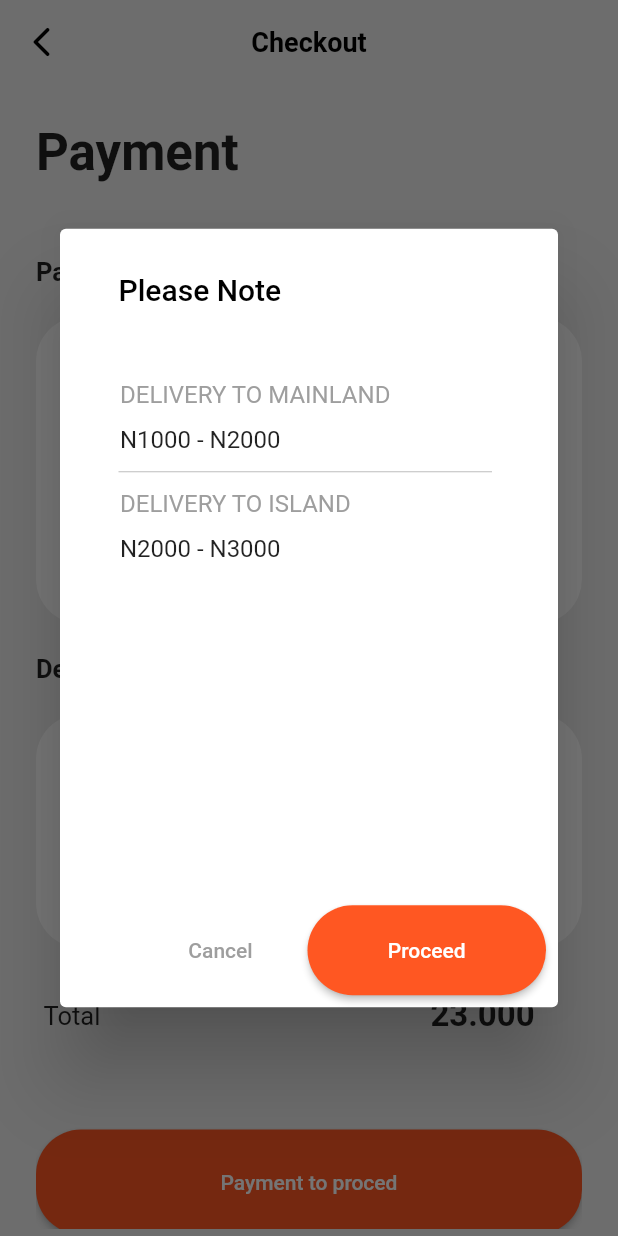
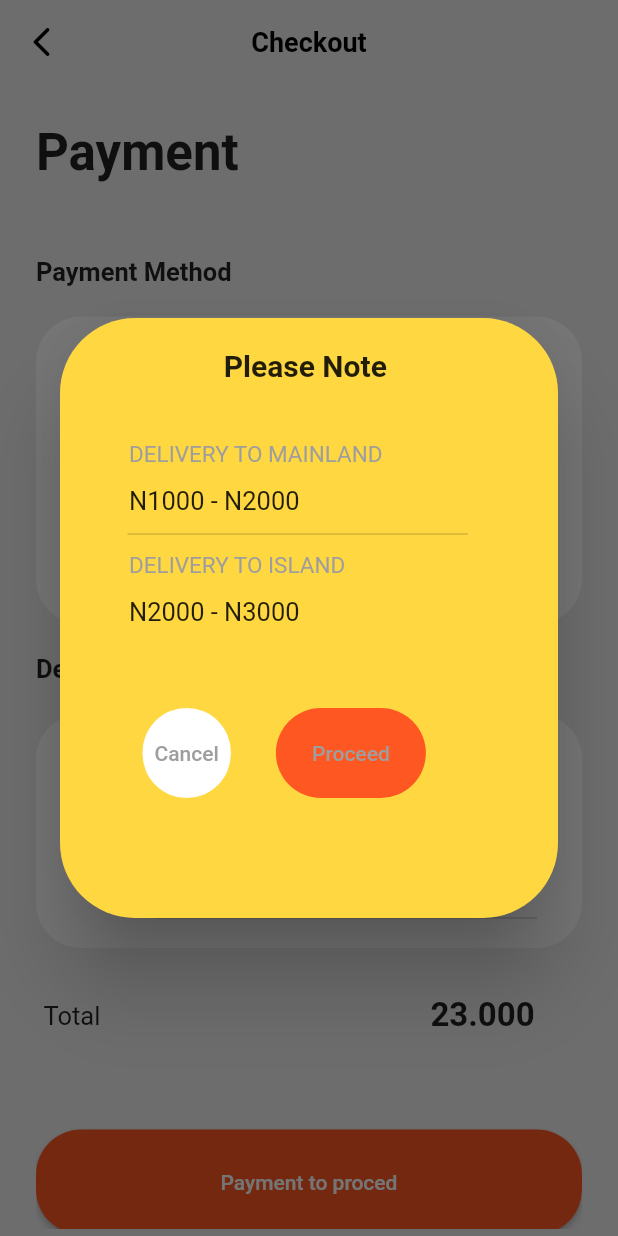
Before and after one commit to Daffayy/belajar_flutter_slicingUI, a Flutter app: the screen it shows after launch, after a tap on "Payment to proced", on a phone screen of 412 x 824 dp. Run offline on Flutter 3.47's test engine with Material 2 defaults, Android fonts, the light colour scheme and no system bars; Roboto replaces fonts that are missing (SFprotext, SFprotext/SF-Pro-Text-Regular, SFprotext/SF-Pro-Text-Semibold).

Commit message:
Feat : Dialog screen

```diff
--- a/lib/widget/confirm_button_widget.dart
+++ b/lib/widget/confirm_button_widget.dart
@@ -16,22 +16,28 @@ class ActionButtonConfirmWidget extends StatelessWidget {
           showDialog(
             context: context,
             builder: (context) {
-              return AlertDialog(
-                title: Padding(
-                  padding: EdgeInsets.symmetric(vertical: 5, horizontal: 15),
-                  child: Text(
-                    "Please Note",
-                    style: TextStyle(color: Color(0xff000000)),
+              return  Dialog(
+                shape: RoundedRectangleBorder(
+                    borderRadius: BorderRadius.circular(50.0)),
+                backgroundColor: Colors.amberAccent,
+                child: Container(
+                  height: 400.0,
+                  width: 500.0,
+                  child: Column(
+                    mainAxisSize: MainAxisSize.min,
+                    children: [
+                      SizedBox(height: 20,),
+                      Text("Please Note ", style: TextStyle
+                        (fontWeight: FontWeight.bold,
+                        fontSize: 20,
+                        fontFamily: "SFprotext/SF-Pro-Text-Regular",),),
+                      SizedBox(
+                        width: 10,
+                        height: 30,
                       ),
-                ),
-                content: Container(
-                  margin: EdgeInsets.only(top: 20),
-                  height: 322,
-                  width: 315,
-                  decoration: BoxDecoration(
-                    color: Color(0xffFFFFFF),
-                    borderRadius: BorderRadius.circular(80),
-                  ),
+                      Padding(
+                        padding: EdgeInsets.symmetric(vertical: 5, horizontal:
+                        30),
                         child: Column(
                           children: [
                             ListTile(
@@ -40,36 +46,41 @@ class ActionButtonConfirmWidget extends StatelessWidget {
                                   children: [
                                     Container(
                                       child: Text(
-                                  'DELIVERY TO MAINLAND ',
-                                  style: TextStyle(color: Colors.grey),
+                                        "DELIVERY TO MAINLAND",
+                                        style: TextStyle(fontSize: 15,fontFamily:"SFprotext/SF-Pro-Text-Regular" ,color:
+                                        Colors.grey),
                                       ),
                                     ),
                                     SizedBox(
                                       height: 30,
                                     ),
                                     Container(
-                                child: Text("N1000 - N2000"),
+                                      child: Text("N1000 - N2000", style:
+                                      TextStyle(fontSize: 17),),
                                     ),
                                   ],
                                 ),
                               ),
                             ),
-                      Divider(color: Colors.black26, indent: 15, endIndent: 20),
+                            Divider(color: Colors.black26, indent: 15,
+                                endIndent: 30),
                             ListTile(
                               title: Container(
                                 child: Wrap(
                                   children: [
                                     Container(
                                       child: Text(
-                                  'DELIVERY TO ISLAND ',
-                                  style: TextStyle(color: Colors.grey),
+                                        "DELIVERY TO ISLAND",
+                                        style: TextStyle(fontSize: 15,fontFamily:"SFprotext/SF-Pro-Text-Regular" ,color:
+                                        Colors.grey),
                                       ),
                                     ),
                                     SizedBox(
                                       height: 30,
                                     ),
                                     Container(
-                                child: Text("N2000 - N3000"),
+                                      child: Text("N2000 - N3000",style:
+                                      TextStyle(fontSize: 17),),
                                     ),
                                   ],
                                 ),
@@ -78,11 +89,25 @@ class ActionButtonConfirmWidget extends StatelessWidget {
                           ],
                         ),
                       ),
-                actions: [
-                  Container(
-                    child: TextButton(
-                      onPressed: () {
-                        print("Confrim cancel press");
+                      SizedBox(
+                        width: 50,
+                        height: 40,
+                      ),
+                      Padding(
+                        padding: EdgeInsets.symmetric(vertical: 5, horizontal:
+                        5),
+                        child: Container(
+                          padding: EdgeInsets.symmetric(horizontal: 50),
+                          child: Column(
+                            children: [
+                              Row(
+                                children: [
+                                  Column(
+                                    mainAxisAlignment: MainAxisAlignment.start,
+                                    children: [
+                                      TextButton(
+                                        onPressed: (){
+                                          print("Confirm cancel press");
                                           Navigator.of(context).pop();
                                         },
                                         child: Text(
@@ -92,32 +117,63 @@ class ActionButtonConfirmWidget extends StatelessWidget {
                                         style: TextButton.styleFrom(
                                           backgroundColor: Color(0xffffffff),
                                           shape: RoundedRectangleBorder(
-                          borderRadius: BorderRadius.circular(20.0),
+                                            borderRadius: BorderRadius.circular(30.0),
                                           ),
-                        minimumSize: Size(100.0, 60.0),
+                                          minimumSize: Size(50.0, 60.0),
                                         ),
                                       ),
+                                    ],
                                   ),
                                   SizedBox(
-                    width: 159,
-                    height: 60,
-                    child: ElevatedButton(
-                      onPressed: () {
-                        print("Confrim proced pres");
+                                    width: 10,
+                                  ),
+                                  Center(
+                                    child: Container(
+                                      padding: EdgeInsets.symmetric(horizontal: 20),
+                                      child: Column(
+                                        children: [
+                                          Row(
+                                            children: [
+                                              Column(
+                                                mainAxisAlignment:
+                                                MainAxisAlignment.spaceBetween,
+                                                children: [
+                                                  TextButton(
+                                                    onPressed: (){
+                                                      print("Confirm proceed press");
                                                       Navigator.of(context).pop();
                                                     },
                                                     child: Text(
                                                       "Proceed",
+                                                      style: TextStyle(color: Colors.grey),
                                                     ),
-                      style: ElevatedButton.styleFrom(
+                                                    style: TextButton.styleFrom(
                                                       backgroundColor: Colors.deepOrange,
                                                       shape: RoundedRectangleBorder(
-                          borderRadius: BorderRadius.circular(30),
+                                                        borderRadius: BorderRadius.circular(30.0),
                                                       ),
+                                                      minimumSize: Size(100.0,
+                                                          60.0),
+                                                    ),
+                                                  ),
+
+                                                ],
+                                              ),
+                                            ],
+                                          ),
+                                        ],
                                       ),
                                     ),
                                   ),
                                 ],
+                              ),
+                            ],
+                          ),
+                        ),
+                      ),
+                    ],
+                  ),
+                ),
               );
             },
           );
```
Lines whose indentation alone changed are shown as unchanged.
